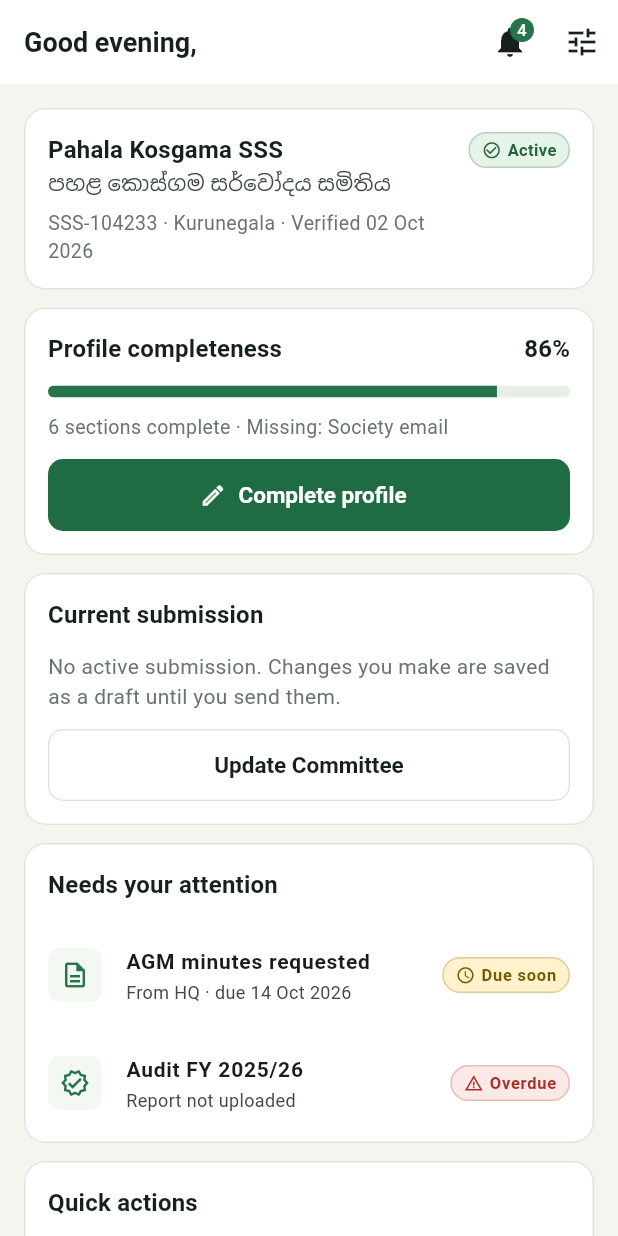
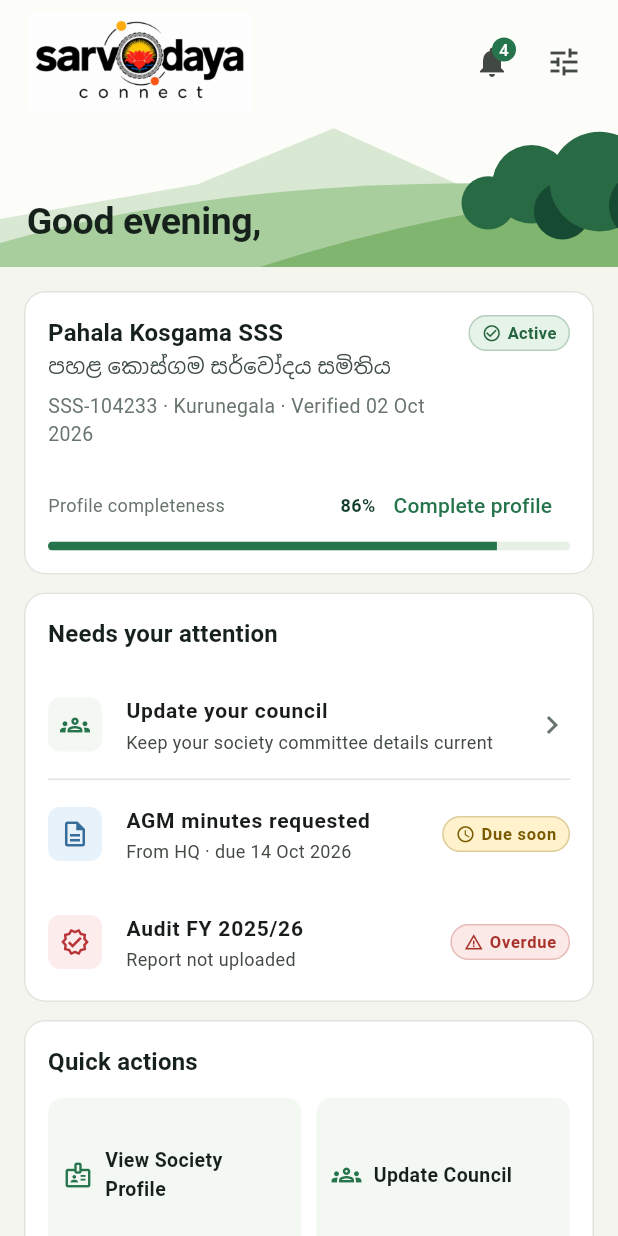
Before and after one commit to sarvodaya-connect/sarvodaya-connect, a Flutter app: the HomeScreen screen opened directly, after a tap on "Complete profile", on a phone screen of 412 x 824 dp. Run offline on Flutter 3.47's test engine with Material 3 defaults, Android fonts, the light colour scheme and no system bars; accounts and stored records are empty.

Commit message:
Feat/sc 40 dashboard role homes (#36)
* SC-40 feat: add dashboard role overviews

* feat: align mobile and dashboard homes with catalogue

* test: align HQ home assertion with current copy

```diff
--- a/apps/mobile/lib/src/screens/home_screen.dart
+++ b/apps/mobile/lib/src/screens/home_screen.dart
@@ -9,6 +9,7 @@
 import '../theme/app_theme.dart';
 import '../widgets/demo_loader.dart';
 import '../widgets/demo_options_sheet.dart';
+import '../widgets/landscape_header.dart';
 import '../widgets/section_card.dart';
 import '../widgets/state_views.dart';
 import '../widgets/status_chip.dart';
@@ -29,8 +30,10 @@
     final firstName = store.user?.displayName.split(' ').first ?? '';
     final copy = _HomeCopy(store.selectedLanguage);
     return Scaffold(
-      appBar: AppBar(
-        title: Text('${copy.greeting(store.now)}, $firstName'),
+      body: Column(
+        children: [
+          LandscapeHeader(
+            title: '${copy.greeting(store.now)}, $firstName',
             actions: [
               const _NotificationsButton(),
               IconButton(
@@ -40,8 +43,6 @@
               ),
             ],
           ),
-      body: Column(
-        children: [
           if (store.offline) const OfflineBanner(),
           Expanded(
             child: DemoLoader(
@@ -70,6 +71,7 @@
     }
     final copy = _HomeCopy(store.selectedLanguage);
     final society = store.society;
+    final completeness = society.profileCompleteness;
     return ListView(
       padding: const EdgeInsets.all(16),
       children: [
@@ -116,19 +118,54 @@
                 ),
               ],
             ),
+            const SizedBox(height: 14),
+            Row(
+              children: [
+                const Expanded(
+                  child: Text(
+                    'Profile completeness',
+                    style: TextStyle(color: AppColors.muted, fontSize: 12),
+                  ),
+                ),
+                Text(
+                  '$completeness%',
+                  style: const TextStyle(
+                    color: AppColors.forest,
+                    fontWeight: FontWeight.w700,
+                    fontSize: 12,
+                  ),
+                ),
+                TextButton(
+                  onPressed: () => store.selectTab(HomeShell.societyTab),
+                  child: const Text('Complete profile'),
+                ),
               ],
             ),
-        const SizedBox(height: 12),
-        const _CompletenessCard(),
-        const SizedBox(height: 12),
-        const _CurrentSubmissionCard(),
+            Semantics(
+              label: 'Profile $completeness percent complete',
+              child: ClipRRect(
+                borderRadius: BorderRadius.circular(8),
+                child: LinearProgressIndicator(
+                  value: completeness / 100,
+                  minHeight: 6,
+                  backgroundColor: AppColors.mint,
+                  color: AppColors.leaf,
+                ),
+              ),
+            ),
+          ],
+        ),
         const SizedBox(height: 12),
         SectionCard(
           title: copy.needsAttention,
           padding: const EdgeInsets.fromLTRB(16, 16, 16, 4),
           children: [
+            const _CurrentSubmissionCard(),
+            const Divider(height: 1),
             _AttentionTile(
               icon: Icons.description_outlined,
+              iconColor: const Color(0xFF356C99),
+              iconBackground: const Color(0xFFE8F2FA),
               title: 'AGM minutes requested',
               subtitle: 'From HQ · due 14 Oct 2026',
               chip: const StatusChip(
@@ -144,6 +181,8 @@
             ),
             _AttentionTile(
               icon: Icons.verified_outlined,
+              iconColor: const Color(0xFFB83439),
+              iconBackground: const Color(0xFFFDECEC),
               title: 'Audit ${store.currentAudit.financialYear}',
               subtitle: store.currentAudit.reportUploaded
                   ? 'Report uploaded'
@@ -165,7 +204,7 @@
               physics: const NeverScrollableScrollPhysics(),
               mainAxisSpacing: 10,
               crossAxisSpacing: 10,
-              childAspectRatio: 2.4,
+              childAspectRatio: 1.65,
               children: [
                 _QuickAction(
                   icon: Icons.badge_outlined,
@@ -242,51 +281,7 @@
   }
 }
 
-class _CompletenessCard extends StatelessWidget {
-  const _CompletenessCard();
-
-  @override
-  Widget build(BuildContext context) {
-    final percent = DemoScope.of(context).society.profileCompleteness;
-    return SectionCard(
-      title: 'Profile completeness',
-      trailing: Text(
-        '$percent%',
-        style: Theme.of(context).textTheme.titleMedium,
-      ),
-      children: [
-        Semantics(
-          label: 'Profile $percent percent complete',
-          child: ClipRRect(
-            borderRadius: BorderRadius.circular(8),
-            child: LinearProgressIndicator(
-              value: percent / 100,
-              minHeight: 8,
-              backgroundColor: AppColors.mint,
-              color: AppColors.leaf,
-            ),
-          ),
-        ),
-        const SizedBox(height: 10),
-        Text(
-          '${demoCompletedSections.length} sections complete · Missing: ${demoMissingSections.join(', ')}',
-          style: const TextStyle(color: AppColors.muted, fontSize: 13),
-        ),
-        if (percent < 100) ...[
-          const SizedBox(height: 12),
-          FilledButton.icon(
-            onPressed: () =>
-                DemoScope.read(context).selectTab(HomeShell.societyTab),
-            icon: const Icon(Icons.edit_outlined),
-            label: const Text('Complete profile'),
-          ),
-        ],
-      ],
-    );
-  }
-}
-
-/// Current-submission card with one variant per status (SC-25 M02).
+/// Catalogue-style attention row that preserves the current submission actions.
 class _CurrentSubmissionCard extends StatelessWidget {
   const _CurrentSubmissionCard();
 
@@ -307,88 +302,47 @@
     if (submission == null ||
         (submission.status == SubmissionStatus.approved && draft != null)) {
       if (draft == null) {
-        return SectionCard(
-          title: 'Current submission',
-          children: [
-            const Text(
-              'No active submission. Changes you make are saved as a draft until you send them.',
-              style: TextStyle(color: AppColors.muted),
-            ),
-            const SizedBox(height: 12),
-            OutlinedButton(
-              onPressed: openCouncil,
-              child: const Text('Update Committee'),
-            ),
-          ],
+        return _AttentionTile(
+          icon: Icons.groups_outlined,
+          title: 'Update your council',
+          subtitle: 'Keep your society committee details current',
+          chip: const Icon(Icons.chevron_right, color: AppColors.muted),
+          onTap: openCouncil,
         );
       }
-      return SectionCard(
-        title: 'Current submission',
-        highlight: true,
-        trailing: StatusChip.submission(SubmissionStatus.draft, compact: true),
-        children: [
-          Text(
-            'Council update · ${draft.fullName} replaces ${store.memberById(draft.memberId)?.fullName ?? 'a member'}',
-          ),
-          const SizedBox(height: 4),
-          const Text(
-            'Not sent yet. Only you can see this draft.',
-            style: TextStyle(color: AppColors.muted, fontSize: 13),
-          ),
-          const SizedBox(height: 12),
-          FilledButton(
-            onPressed: openCouncil,
-            child: const Text('Continue draft'),
-          ),
-        ],
+      return _AttentionTile(
+        icon: Icons.groups_outlined,
+        title: 'Council update draft',
+        subtitle:
+            '${draft.fullName} replaces ${store.memberById(draft.memberId)?.fullName ?? 'a member'} · Not sent yet',
+        chip: StatusChip.submission(SubmissionStatus.draft, compact: true),
+        onTap: openCouncil,
       );
     }
 
     final review = submission.latestReview;
-    return SectionCard(
-      title: 'Current submission',
-      trailing: StatusChip.submission(submission.status, compact: true),
-      children: [
-        Text(
-          '${submission.title} · ${submission.reference}',
-          style: const TextStyle(fontWeight: FontWeight.w600),
-        ),
-        const SizedBox(height: 4),
-        Text(
-          _summary(submission),
-          style: const TextStyle(
-            color: AppColors.muted,
-            fontSize: 13,
-            height: 1.35,
-          ),
-        ),
-        if (submission.status == SubmissionStatus.changesRequested &&
-            review?.comment != null) ...[
-          const SizedBox(height: 10),
-          NoticeBanner(
-            icon: Icons.undo,
-            tone: NoticeTone.warning,
-            title: '${review!.reviewerDisplayName} returned 1 field',
-            message: '“${review.comment}”',
-          ),
-        ],
-        const SizedBox(height: 12),
-        if (submission.status == SubmissionStatus.changesRequested)
-          FilledButton(
-            onPressed: () => Navigator.of(context).push(
+    final returned = submission.status == SubmissionStatus.changesRequested;
+    return _AttentionTile(
+      icon: returned
+          ? Icons.keyboard_return_rounded
+          : Icons.description_outlined,
+      iconColor: returned ? const Color(0xFFD9852B) : null,
+      iconBackground: returned ? const Color(0xFFFFF1DC) : null,
+      title: returned ? 'Council update returned' : submission.title,
+      subtitle: returned
+          ? 'Fix 1 field · ${review?.comment ?? 'District comment'}'
+          : _summary(submission),
+      chip: returned
+          ? const Icon(Icons.chevron_right, color: AppColors.muted)
+          : StatusChip.submission(submission.status, compact: true),
+      onTap: returned
+          ? () => Navigator.of(context).push(
               MaterialPageRoute<void>(
                 builder: (_) =>
                     ChangesRequestedScreen(submissionId: submission.id),
               ),
-            ),
-            child: const Text('Open returned submission'),
             )
-        else
-          OutlinedButton(
-            onPressed: () => openDetail(submission),
-            child: const Text('Track submission'),
-          ),
-      ],
+          : () => openDetail(submission),
     );
   }
 
@@ -416,6 +370,8 @@
     required this.title,
     required this.subtitle,
     required this.chip,
+    this.iconColor,
+    this.iconBackground,
     this.onTap,
   });
 
@@ -423,6 +379,8 @@
   final String title;
   final String subtitle;
   final Widget chip;
+  final Color? iconColor;
+  final Color? iconBackground;
   final VoidCallback? onTap;
 
   @override
@@ -434,10 +392,10 @@
         width: 36,
         height: 36,
         decoration: BoxDecoration(
-          color: AppColors.mintSoft,
+          color: iconBackground ?? AppColors.mintSoft,
           borderRadius: BorderRadius.circular(8),
         ),
-        child: Icon(icon, color: AppColors.leaf, size: 20),
+        child: Icon(icon, color: iconColor ?? AppColors.leaf, size: 20),
       ),
       title: Text(
         title,
--- /dev/null
+++ b/apps/mobile/lib/src/widgets/landscape_header.dart
@@ -0,0 +1,142 @@
+import 'package:flutter/material.dart';
+
+import '../theme/app_theme.dart';
+import 'brand.dart';
+
+/// Shared village landscape masthead used by the mobile role homes.
+class LandscapeHeader extends StatelessWidget {
+  const LandscapeHeader({
+    super.key,
+    required this.title,
+    this.subtitle,
+    this.actions = const [],
+  });
+
+  final String title;
+  final String? subtitle;
+  final List<Widget> actions;
+
+  @override
+  Widget build(BuildContext context) => Container(
+    color: const Color(0xFFFCFCF8),
+    child: SafeArea(
+      bottom: false,
+      child: SizedBox(
+        height: subtitle == null ? 178 : 194,
+        child: Stack(
+          fit: StackFit.expand,
+          children: [
+            const ExcludeSemantics(
+              child: CustomPaint(painter: _VillageLandscapePainter()),
+            ),
+            Padding(
+              padding: const EdgeInsets.fromLTRB(18, 8, 12, 14),
+              child: Column(
+                crossAxisAlignment: CrossAxisAlignment.start,
+                children: [
+                  Row(
+                    crossAxisAlignment: CrossAxisAlignment.center,
+                    children: [
+                      const BrandMark(compact: true),
+                      const Spacer(),
+                      ...actions,
+                    ],
+                  ),
+                  const Spacer(),
+                  Text(
+                    title,
+                    maxLines: 1,
+                    overflow: TextOverflow.ellipsis,
+                    style: Theme.of(context).textTheme.headlineSmall?.copyWith(
+                      color: AppColors.ink,
+                      fontSize: 25,
+                      fontWeight: FontWeight.w700,
+                    ),
+                  ),
+                  if (subtitle != null) ...[
+                    const SizedBox(height: 3),
+                    Text(
+                      subtitle!,
+                      maxLines: 1,
+                      overflow: TextOverflow.ellipsis,
+                      style: const TextStyle(
+                        color: AppColors.muted,
+                        fontSize: 13,
+                      ),
+                    ),
+                  ],
+                ],
+              ),
+            ),
+          ],
+        ),
+      ),
+    ),
+  );
+}
+
+class _VillageLandscapePainter extends CustomPainter {
+  const _VillageLandscapePainter();
+
+  @override
+  void paint(Canvas canvas, Size size) {
+    final bounds = Offset.zero & size;
+    canvas.drawRect(bounds, Paint()..color = const Color(0xFFFCFCF8));
+
+    final farHills = Path()
+      ..moveTo(0, size.height * 0.82)
+      ..lineTo(size.width * 0.32, size.height * 0.69)
+      ..lineTo(size.width * 0.54, size.height * 0.48)
+      ..lineTo(size.width * 0.76, size.height * 0.71)
+      ..lineTo(size.width, size.height * 0.58)
+      ..lineTo(size.width, size.height)
+      ..lineTo(0, size.height)
+      ..close();
+    canvas.drawPath(farHills, Paint()..color = const Color(0xFFD9E8D2));
+
+    final middleHill = Path()
+      ..moveTo(0, size.height * 0.91)
+      ..quadraticBezierTo(
+        size.width * 0.42,
+        size.height * 0.63,
+        size.width,
+        size.height * 0.70,
+      )
+      ..lineTo(size.width, size.height)
+      ..lineTo(0, size.height)
+      ..close();
+    canvas.drawPath(middleHill, Paint()..color = const Color(0xFFA9CE9D));
+
+    final frontHill = Path()
+      ..moveTo(size.width * 0.42, size.height)
+      ..quadraticBezierTo(
+        size.width * 0.73,
+        size.height * 0.77,
+        size.width,
+        size.height * 0.73,
+      )
+      ..lineTo(size.width, size.height)
+      ..close();
+    canvas.drawPath(frontHill, Paint()..color = const Color(0xFF80B56F));
+
+    final treePaint = Paint()..color = const Color(0xFF286A43);
+    final darkTreePaint = Paint()..color = const Color(0xFF174A32);
+    final trees = <(double, double, double, Paint)>[
+      (0.79, 0.76, 15, treePaint),
+      (0.86, 0.69, 22, treePaint),
+      (0.91, 0.79, 16, darkTreePaint),
+      (0.97, 0.68, 28, treePaint),
+      (1.04, 0.77, 19, darkTreePaint),
+    ];
+    for (final (x, y, radius, paint) in trees) {
+      canvas.drawCircle(
+        Offset(size.width * x, size.height * y),
+        size.height * radius / 150,
+        paint,
+      );
+    }
+  }
+
+  @override
+  bool shouldRepaint(covariant _VillageLandscapePainter oldDelegate) => false;
+}
```
Also changed, not shown: apps/mobile/lib/src/screens/role_home_screen.dart (+10 -24 lines), 5 other files. Lines whose indentation alone changed are shown as unchanged.
